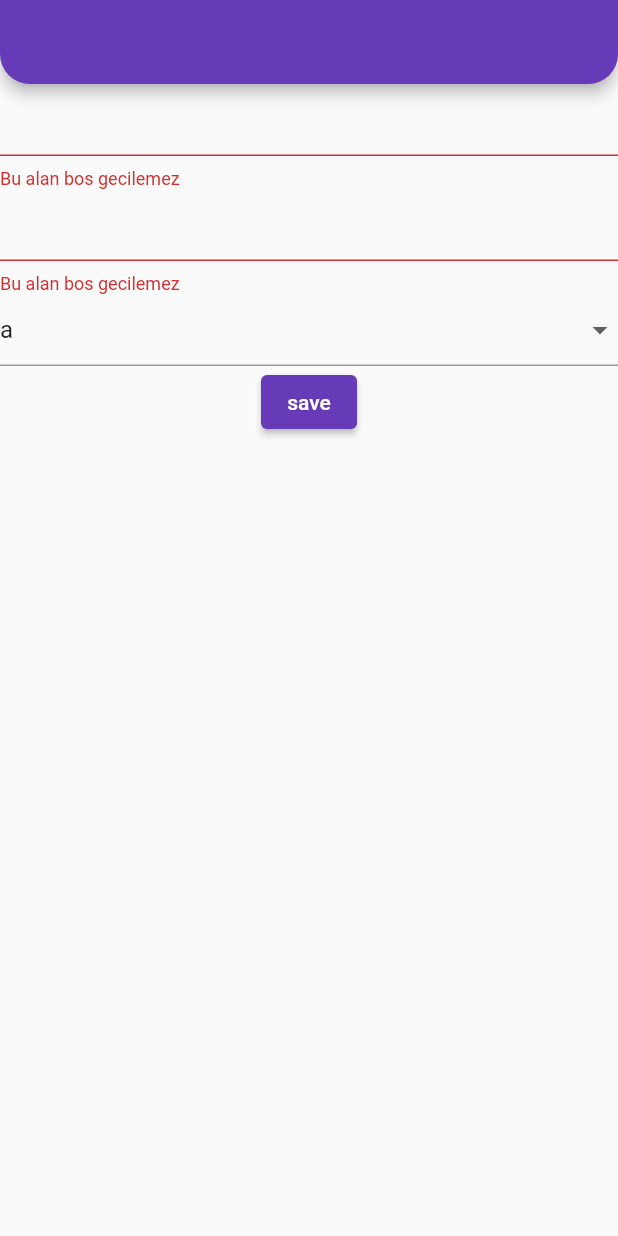
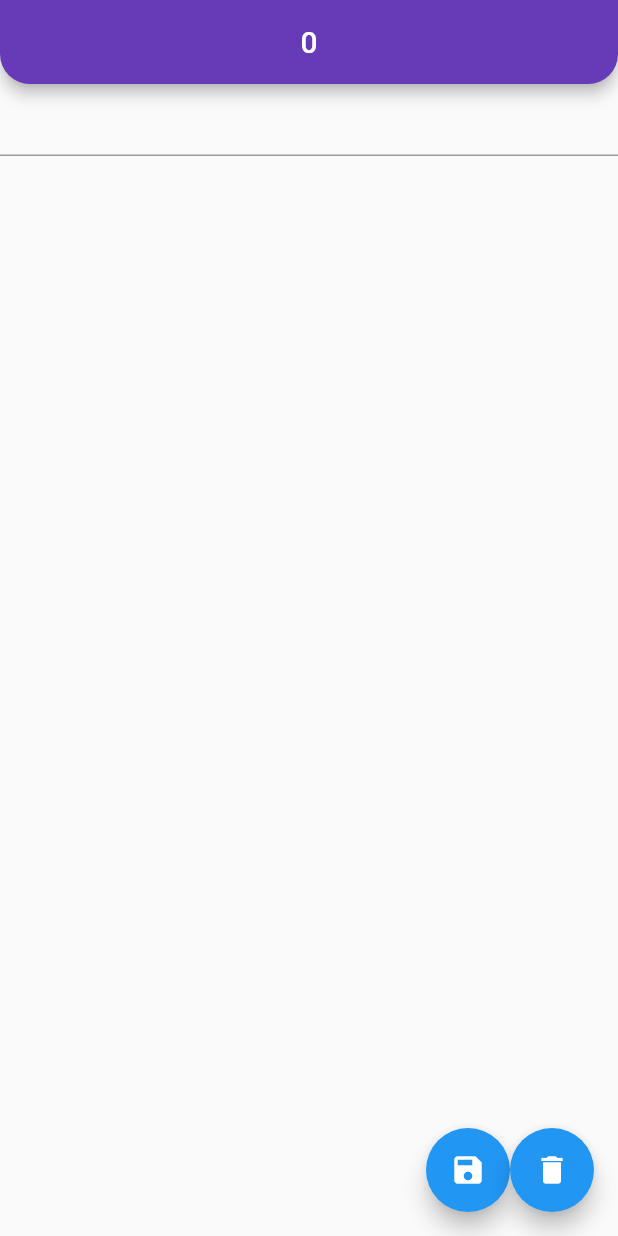
Before and after one commit to ufukyazici/flutter_learning_path, a Flutter app: the screen it shows after launch, on a phone screen of 412 x 824 dp. Run offline on Flutter 3.47's test engine with Material 2 defaults, Android fonts, the phone set to English and light mode, and no system bars; our stand-ins replace dio, flutter_spinkit, shared_preferences, shimmer.

Commit message:
shared_preferences

```diff
--- /dev/null
+++ b/lib/202/cache/shared_learn_cache.dart
@@ -0,0 +1,87 @@
+import 'package:flutter/material.dart';
+import 'package:shared_preferences/shared_preferences.dart';
+
+class SharedLearn extends StatefulWidget {
+  const SharedLearn({super.key});
+
+  @override
+  State<SharedLearn> createState() => _SharedLearnState();
+}
+
+class _SharedLearnState extends State<SharedLearn> {
+  int _currentValue = 0;
+  bool _isLoading = false;
+
+  @override
+  void initState() {
+    super.initState();
+    getCaches();
+  }
+
+  Future<void> getCaches() async {
+    final SharedPreferences prefs = await SharedPreferences.getInstance();
+    final int? counter = prefs.getInt('counter');
+    _onChangeValue(counter.toString());
+  }
+
+  void _changeLoading() {
+    setState(() {
+      _isLoading = !_isLoading;
+    });
+  }
+
+  void _onChangeValue(String value) {
+    final value0 = int.tryParse(value);
+    if (value0 != null) {
+      setState(() {
+        _currentValue = value0;
+      });
+    }
+  }
+
+  @override
+  Widget build(BuildContext context) {
+    return Scaffold(
+      appBar: AppBar(
+        title: Text(_currentValue.toString()),
+        actions: [_isLoading ? const CircularProgressIndicator.adaptive() : const SizedBox()],
+      ),
+      body: TextField(
+        onChanged: (value) {
+          _onChangeValue(value);
+        },
+      ),
+      floatingActionButton: Row(
+        mainAxisSize: MainAxisSize.min,
+        children: [
+          _saveValueButton(),
+          _removeValueButton(),
+        ],
+      ),
+    );
+  }
+
+  FloatingActionButton _saveValueButton() {
+    return FloatingActionButton(
+      onPressed: () async {
+        _changeLoading();
+        final SharedPreferences prefs = await SharedPreferences.getInstance();
+        await prefs.setInt('counter', _currentValue);
+        _changeLoading();
+      },
+      child: const Icon(Icons.save),
+    );
+  }
+
+  FloatingActionButton _removeValueButton() {
+    return FloatingActionButton(
+      onPressed: () async {
+        _changeLoading();
+        final SharedPreferences prefs = await SharedPreferences.getInstance();
+        await prefs.remove('counter');
+        _changeLoading();
+      },
+      child: const Icon(Icons.delete),
+    );
+  }
+}
--- a/lib/202/form_learn_view.dart
+++ b/lib/202/form_learn_view.dart
@@ -37,9 +37,7 @@ class _FormLearnViewState extends State<FormLearnView> {
             ),
             ElevatedButton(
                 onPressed: () {
-                  if (_key.currentState?.validate() ?? false) {
-                    print('ok');
-                  }
+                  if (_key.currentState?.validate() ?? false) {}
                 },
                 child: const Text("save"))
           ],
--- a/lib/main.dart
+++ b/lib/main.dart
@@ -1,5 +1,5 @@
 import 'package:flutter/material.dart';
-import 'package:flutter_application_1/202/form_learn_view.dart';
+import 'package:flutter_application_1/202/cache/shared_learn_cache.dart';
 import 'package:flutter_application_1/jsonphalbums/album_theme.dart';
 
 void main() {
@@ -37,7 +37,7 @@ class _MyAppState extends State<MyApp> {
       //     cardTheme: CardTheme(shape: RoundedRectangleBorder(borderRadius: BorderRadius.circular(3))),
       //     // colorScheme: const ColorScheme.dark(),
       //     appBarTheme: const AppBarTheme(centerTitle: true, backgroundColor: Colors.transparent, elevation: 0)),
-      home: const FormLearnView(),
+      home: const SharedLearn(),
     );
   }
 }
--- a/pubspec.yaml
+++ b/pubspec.yaml
@@ -34,9 +34,13 @@ dependencies:
   # The following adds the Cupertino Icons font to your application.
   # Use with the CupertinoIcons class for iOS style icons.
   cupertino_icons: ^1.0.2
+  #network
   dio: ^5.3.3
+  #visual
   shimmer: ^3.0.0
   flutter_spinkit: ^5.2.0
+  #cache
+  shared_preferences: ^2.2.2
 
 dev_dependencies:
   flutter_test:
```
Also changed, not shown: lib/202/cache/shared_manager.dart (added), pubspec.lock, 1 other file.
